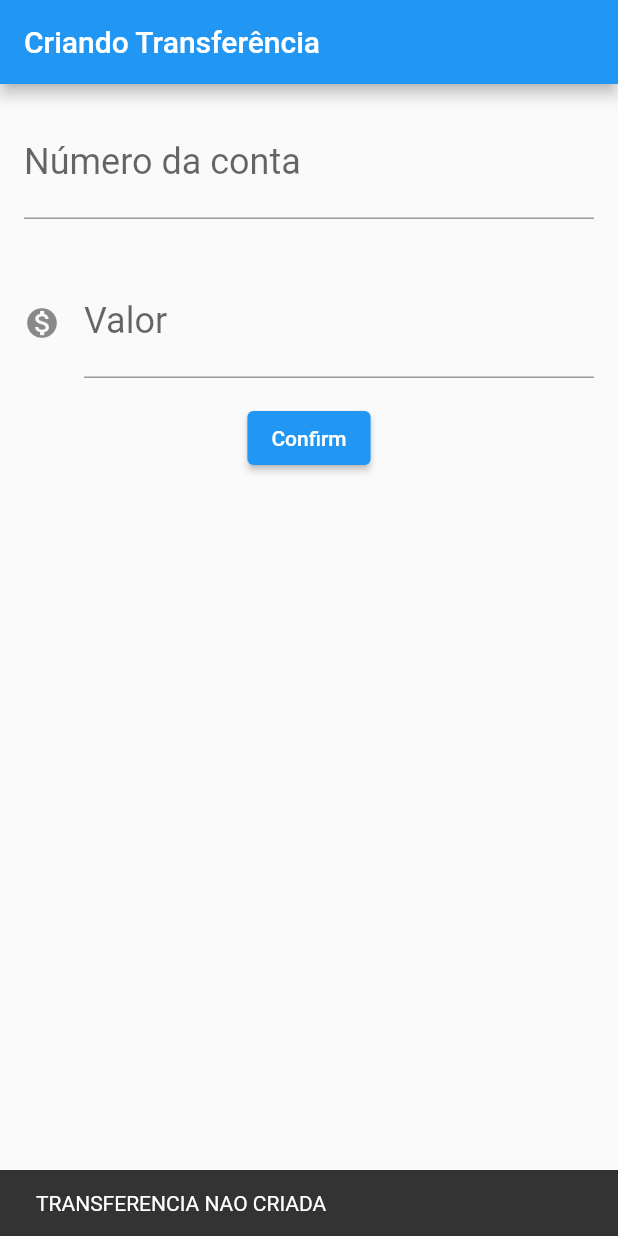
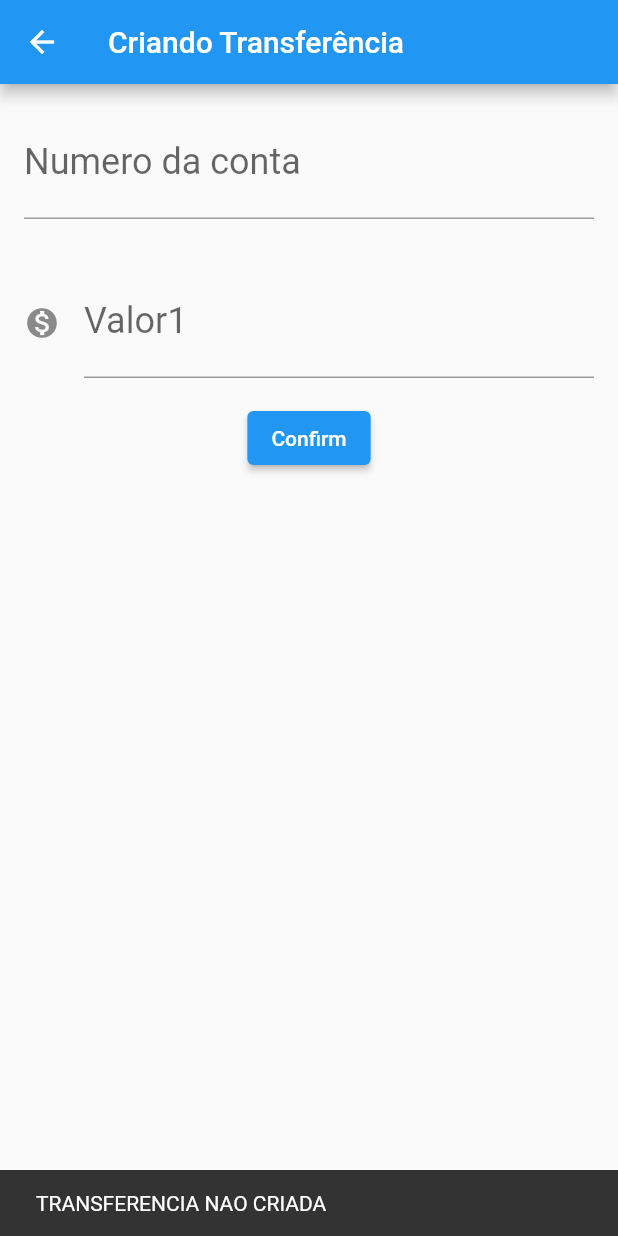
Before and after one commit to raoniii/flutterdojo, a Flutter app: the FormularioTransferencia screen opened directly, after a tap on "Confirm", on a phone screen of 412 x 824 dp. Run offline on Flutter 3.47's test engine with Material 2 defaults, Android fonts, the phone set to English and light mode, and no system bars.

```diff
--- a/lib/main.dart
+++ b/lib/main.dart
@@ -7,15 +7,13 @@ class BytebankApp extends StatelessWidget {
   Widget build(BuildContext context) {
     return MaterialApp(
       home: Scaffold(
-        body: FormularioTransferencia(),
+        body: ListaTransferencias(),
       ),
     );
   }
 }
 
-
 class FormularioTransferencia extends StatelessWidget {
-
   final TextEditingController _controladorNumeroConta = TextEditingController();
   final TextEditingController _controladorCampoValor = TextEditingController();
 
@@ -27,53 +25,46 @@ class FormularioTransferencia extends StatelessWidget {
       ),
       body: Column(
         children: <Widget>[
-          Padding(
-            padding: const EdgeInsets.all(16.0),
-            child: TextField(
-              controller: _controladorNumeroConta,
-              style: TextStyle(
-                fontSize: 24.0,
+          Editor(controlador: _controladorNumeroConta,
+            rotulo: 'Numero da conta',
+            dica: '0000',
             ),
-              decoration: InputDecoration(
-                  labelText: 'Número da conta',
-                  hintText: '0002'
-              ),
-              keyboardType: TextInputType.number,
-            ),
-          ),Padding(
-            padding: const EdgeInsets.all(16.0),
-            child: TextField(
-              controller: _controladorCampoValor,
-              style: TextStyle(
-                fontSize: 24.0,
-              ),
-              decoration: InputDecoration(
-                  labelText: 'Valor',
-                  icon: Icon(Icons.monetization_on),
-                  hintText: '0001'
-              ),
-              keyboardType: TextInputType.number,
-            ),
+
+          Editor(
+            controlador: _controladorCampoValor,
+            rotulo: 'Valor1',
+            dica: '0.00',
+            icone: Icons.monetization_on,
           ),
 
           ElevatedButton(
-            onPressed: () {
+            onPressed: () => _criartransferencia(context),
+            child: const Text('Confirm'),
+          ),
+        ],
+      ),
+    );
+  }
+   void _criartransferencia(BuildContext context) {
      debugPrint('Clicou em confirmar');
 
-              final int? numeroConta = int.tryParse(_controladorNumeroConta.text);
-              final double? valor = double.tryParse(_controladorCampoValor.text);
+    final int? numeroConta =
+        int.tryParse(_controladorNumeroConta.text);
+    final double? valor =
+        double.tryParse(_controladorCampoValor.text);
 
-              if(numeroConta != null && valor != null) {
+    if (numeroConta != null && valor != null) {
       final transferenciacriada = Transferencia(valor, numeroConta);
 
       debugPrint('$transferenciacriada');
+      Navigator.pop(context, transferenciacriada);
       ScaffoldMessenger.of(context).showSnackBar(
         const SnackBar(
           content: Text('Transferencia Criada com sucesso'),
         ),
       );
     } else
-                debugPrint('transferencia naocriada');
+
 
     ScaffoldMessenger.of(context).showSnackBar(
       const SnackBar(
@@ -81,17 +72,40 @@ class FormularioTransferencia extends StatelessWidget {
       ),
     );
 
-              },
-            child: const Text('Confirm'),
+  }
+}
 
+
+class Editor extends StatelessWidget {
+  final TextEditingController? controlador;
+  final String? rotulo;
+  final String? dica;
+  final IconData? icone;
+
+  Editor({required this.controlador, required  this.rotulo, required this.dica, this.icone});
+
+  @override
+  Widget build(BuildContext context) {
+    return Padding(
+      padding: const EdgeInsets.all(16.0),
+      child: TextField(
+        controller: controlador,
+        style: TextStyle(fontSize: 24.0),
+        decoration: InputDecoration(
+          icon: icone != null ? Icon(icone) : null,
+          labelText: rotulo,
+          hintText: dica,
         ),
-        ],
+        keyboardType: TextInputType.number,
       ),
     );
   }
 }
 
-class ListaTransferencias extends StatelessWidget{
+class ListaTransferencias extends StatelessWidget {
+
+
+
   @override
   Widget build(BuildContext context) {
     // TODO: implement build
@@ -106,7 +120,16 @@ class ListaTransferencias extends StatelessWidget{
         ],
       ),
       floatingActionButton: FloatingActionButton(
-        onPressed: () {  },
+        onPressed: () {
+          final Future<Transferencia?> future = Navigator.push(context, MaterialPageRoute(builder: (context) {
+            return FormularioTransferencia();
+          }));
+          future.then((transferenciaRecebida) {
+            debugPrint('chegou no then do future');
+            debugPrint('$transferenciaRecebida');
+
+          });
+        },
         backgroundColor: Colors.blueGrey,
         child: Icon(Icons.add),
       ),
@@ -114,15 +137,13 @@ class ListaTransferencias extends StatelessWidget{
   }
 }
 
-class ItemTransferencias extends StatelessWidget{
-
+class ItemTransferencias extends StatelessWidget {
   final Transferencia _transferencia;
 
   ItemTransferencias(this._transferencia);
 
   @override
   Widget build(BuildContext context) {
-
     return Card(
       child: ListTile(
         leading: Icon(Icons.add),
@@ -131,7 +152,6 @@ class ItemTransferencias extends StatelessWidget{
       ),
     );
   }
-
 }
 
 class Transferencia {
```
Lines whose indentation alone changed are shown as unchanged.
